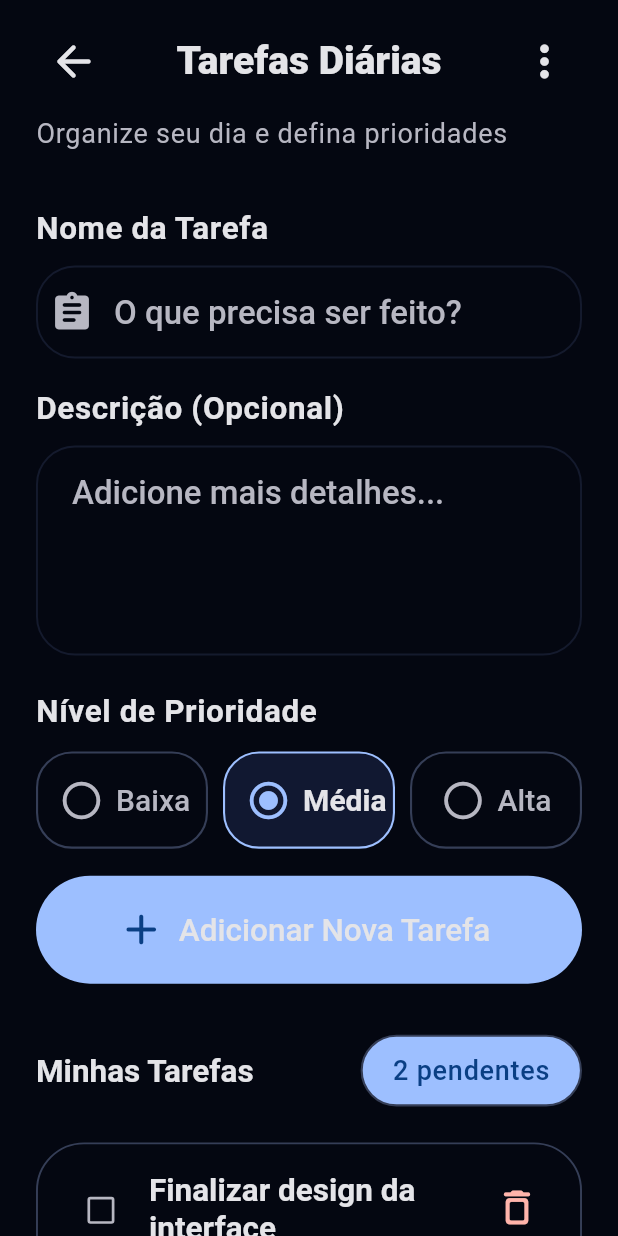
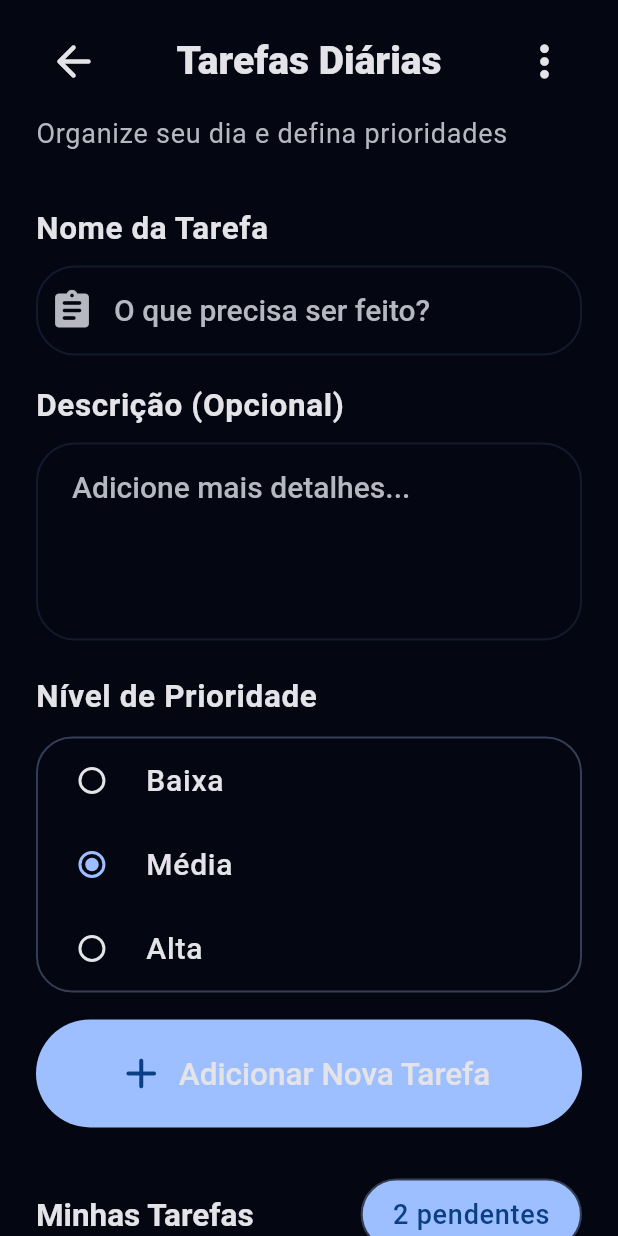
Before and after one commit to JohnPetros/atividades-flutter, a Flutter app: the DailyTasksScreen screen opened by its route, on a phone screen of 412 x 824 dp. Run offline on Flutter 3.47's test engine with Material 3 defaults, Android fonts, the phone set to English and light mode, and no system bars; Roboto replaces fonts that are missing (Poppins).

Commit message:
⚙️ chore: update dependencies and improve UI in daily tasks and shopping list screens

```diff
--- a/lista1/lib/screens/daily_tasks_screen.dart
+++ b/lista1/lib/screens/daily_tasks_screen.dart
@@ -67,7 +67,9 @@ class _DailyTasksScreenState extends State<DailyTasksScreen> {
     if (taskName.isEmpty) {
       ScaffoldMessenger.of(context)
         ..hideCurrentSnackBar()
-        ..showSnackBar(const SnackBar(content: Text('Informe o nome da tarefa.')));
+        ..showSnackBar(
+          const SnackBar(content: Text('Informe o nome da tarefa.')),
+        );
       return;
     }
 
@@ -105,9 +107,10 @@ class _DailyTasksScreenState extends State<DailyTasksScreen> {
   Widget build(BuildContext context) {
     return Scaffold(
       body: SafeArea(
-        child: SingleChildScrollView(
+        child: ListView(
           padding: const EdgeInsets.fromLTRB(24, 16, 24, 28),
-          child: Column(
+          children: [
+            Column(
               crossAxisAlignment: CrossAxisAlignment.stretch,
               children: [
                 Row(
@@ -167,41 +170,56 @@ class _DailyTasksScreenState extends State<DailyTasksScreen> {
                 const SizedBox(height: 22),
                 _SectionLabel(text: 'Nível de Prioridade'),
                 const SizedBox(height: 12),
-              Row(
-                children: [
-                  Expanded(
-                    child: _PriorityOption(
-                       text: 'Baixa',
-                      priority: TaskPriority.low,
-                      selectedPriority: _selectedPriority,
-                      onSelected: (priority) {
-                        setState(() => _selectedPriority = priority);
+                Container(
+                  decoration: BoxDecoration(
+                    color: AppColors.surface,
+                    borderRadius: BorderRadius.circular(24),
+                    border: Border.all(color: AppColors.border, width: 1.3),
+                  ),
+                  child: RadioGroup<TaskPriority>(
+                    groupValue: _selectedPriority,
+                    onChanged: (value) {
+                      if (value == null) return;
+                      setState(() => _selectedPriority = value);
                     },
+                    child: Column(
+                      children: const [
+                        RadioListTile<TaskPriority>(
+                          value: TaskPriority.low,
+                          activeColor: AppColors.primary,
+                          title: Text(
+                            'Baixa',
+                            style: TextStyle(
+                              fontSize: 20,
+                              fontWeight: FontWeight.w500,
                             ),
                           ),
-                  const SizedBox(width: 10),
-                  Expanded(
-                    child: _PriorityOption(
-                       text: 'Média',
-                      priority: TaskPriority.med,
-                      selectedPriority: _selectedPriority,
-                      onSelected: (priority) {
-                        setState(() => _selectedPriority = priority);
-                      },
+                        ),
+                        RadioListTile<TaskPriority>(
+                          value: TaskPriority.med,
+                          activeColor: AppColors.primary,
+                          title: Text(
+                            'Média',
+                            style: TextStyle(
+                              fontSize: 20,
+                              fontWeight: FontWeight.w500,
                             ),
                           ),
-                  const SizedBox(width: 10),
-                  Expanded(
-                    child: _PriorityOption(
-                       text: 'Alta',
-                      priority: TaskPriority.high,
-                      selectedPriority: _selectedPriority,
-                      onSelected: (priority) {
-                        setState(() => _selectedPriority = priority);
-                      },
+                        ),
+                        RadioListTile<TaskPriority>(
+                          value: TaskPriority.high,
+                          activeColor: AppColors.primary,
+                          title: Text(
+                            'Alta',
+                            style: TextStyle(
+                              fontSize: 20,
+                              fontWeight: FontWeight.w500,
+                            ),
                           ),
                         ),
                       ],
+                    ),
+                  ),
                 ),
                 const SizedBox(height: 18),
                 SizedBox(
@@ -272,9 +290,8 @@ class _DailyTasksScreenState extends State<DailyTasksScreen> {
                         const SizedBox(height: 12),
                         Text(
                           'Tudo em dia!',
-                        style: Theme.of(context).textTheme.titleLarge?.copyWith(
-                          color: AppColors.secondaryText,
-                        ),
+                          style: Theme.of(context).textTheme.titleLarge
+                              ?.copyWith(color: AppColors.secondaryText),
                         ),
                       ],
                     ),
@@ -288,6 +305,7 @@ class _DailyTasksScreenState extends State<DailyTasksScreen> {
                     ),
               ],
             ),
+          ],
         ),
       ),
     );
@@ -335,14 +353,14 @@ class _InputField extends StatelessWidget {
       maxLines: maxLines,
       style: Theme.of(context).textTheme.titleLarge?.copyWith(
         color: AppColors.primaryText,
-        fontSize: 22,
+        fontSize: 20,
         fontWeight: FontWeight.w500,
       ),
       decoration: InputDecoration(
         hintText: hintText,
         hintStyle: Theme.of(context).textTheme.titleLarge?.copyWith(
           color: AppColors.secondaryText,
-          fontSize: 22,
+          fontSize: 20,
           fontWeight: FontWeight.w500,
         ),
         prefixIcon: prefixIcon == null
@@ -365,64 +383,6 @@ class _InputField extends StatelessWidget {
         focusedBorder: OutlineInputBorder(
           borderRadius: BorderRadius.circular(26),
           borderSide: const BorderSide(color: AppColors.border, width: 1.4),
-        ),
-      ),
-    );
-  }
-}
-
-class _PriorityOption extends StatelessWidget {
-  const _PriorityOption({
-    required this.text,
-    required this.priority,
-    required this.selectedPriority,
-    required this.onSelected,
-  });
-
-  final String text;
-  final TaskPriority priority;
-  final TaskPriority selectedPriority;
-  final ValueChanged<TaskPriority> onSelected;
-
-  @override
-  Widget build(BuildContext context) {
-    final isSelected = selectedPriority == priority;
-
-    return InkWell(
-      onTap: () => onSelected(priority),
-      borderRadius: BorderRadius.circular(24),
-      child: Container(
-        padding: const EdgeInsets.symmetric(horizontal: 14, vertical: 16),
-        decoration: BoxDecoration(
-          borderRadius: BorderRadius.circular(24),
-          color: isSelected ? const Color(0xFF111831) : AppColors.surface,
-          border: Border.all(
-            color: isSelected ? AppColors.primary : AppColors.border,
-            width: 1.4,
-          ),
-        ),
-        child: Row(
-          mainAxisAlignment: MainAxisAlignment.center,
-          children: [
-            Icon(
-              isSelected
-                  ? Icons.radio_button_checked_rounded
-                  : Icons.radio_button_off_rounded,
-              color: isSelected ? AppColors.primary : AppColors.secondaryText,
-              size: 30,
-            ),
-            const SizedBox(width: 8),
-            Text(
-              text,
-              style: Theme.of(context).textTheme.titleLarge?.copyWith(
-                color: isSelected
-                    ? AppColors.primaryText
-                    : AppColors.secondaryText,
-                fontSize: 40 / 2,
-                fontWeight: isSelected ? FontWeight.w700 : FontWeight.w500,
-              ),
-            ),
-          ],
         ),
       ),
     );
@@ -491,7 +451,7 @@ class _TaskCard extends StatelessWidget {
                     task.description,
                     style: Theme.of(context).textTheme.bodyLarge?.copyWith(
                       color: AppColors.secondaryText,
-                      fontSize: 20 / 2,
+                      fontSize: 14,
                       height: 1.3,
                     ),
                   ),
@@ -512,7 +472,7 @@ class _TaskCard extends StatelessWidget {
                         visual.label,
                         style: Theme.of(context).textTheme.labelLarge?.copyWith(
                           color: visual.foreground,
-                          fontSize: 20 / 2,
+                          fontSize: 14,
                         ),
                       ),
                     ),
```
Also changed, not shown: lista1/lib/screens/shopping_list_screen.dart (+47 -40 lines), lista1/pubspec.lock. Lines whose indentation alone changed are shown as unchanged.
